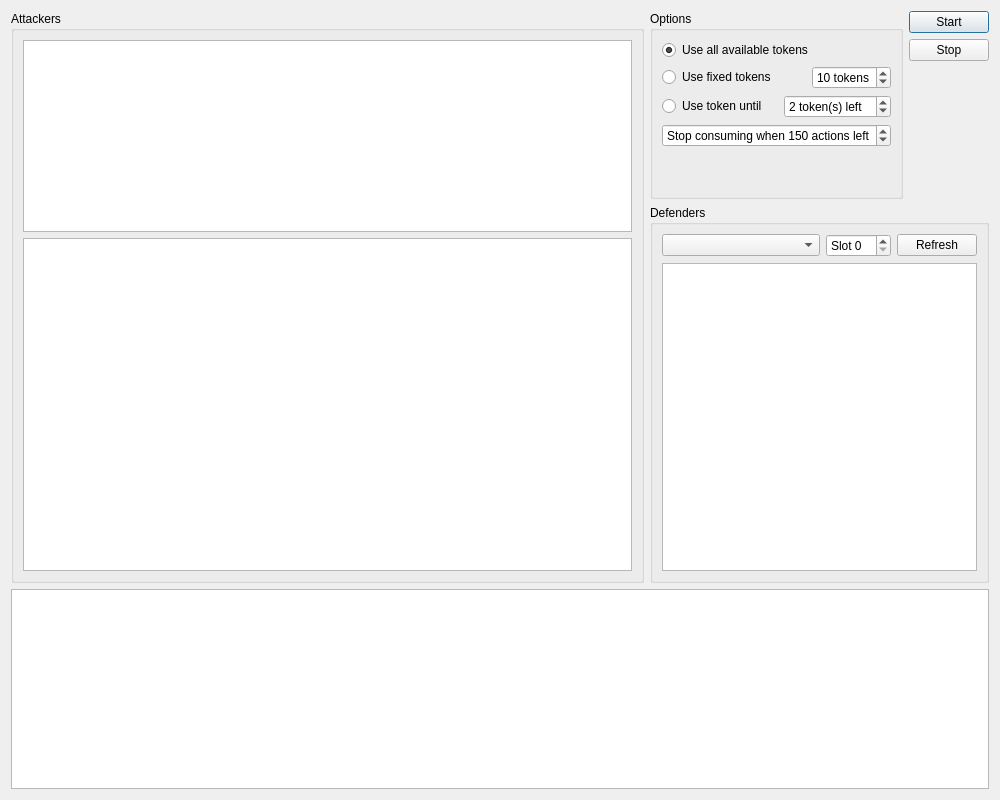
First picture: the form in ActionConsumeDialog.ui, repository yhuiyang/castleage, before the edit.
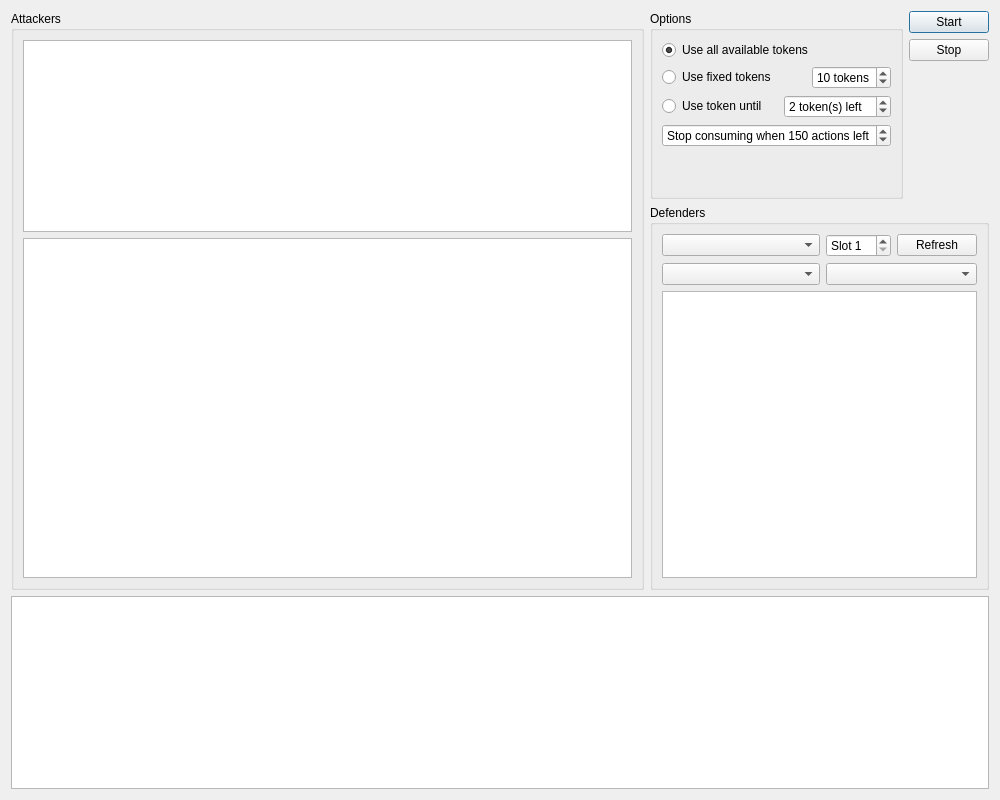
Second picture: the form after the edit.

Commit message: Add refresh land defenders function.

```diff
--- a/ActionConsumeDialog.ui
+++ b/ActionConsumeDialog.ui
@@ -19,7 +19,7 @@
   <property name="windowTitle">
    <string>Dialog</string>
   </property>
-  <layout class="QGridLayout" name="gridLayout_2" rowstretch="0,1,1" columnstretch="1,0,0">
+  <layout class="QGridLayout" name="gridLayout_2" rowstretch="0,2,1" columnstretch="1,0,0">
    <item row="0" column="0" rowspan="2">
     <widget class="QGroupBox" name="groupBoxAttacker">
      <property name="title">
@@ -210,7 +210,7 @@
      <property name="title">
       <string>Defenders</string>
      </property>
-     <layout class="QGridLayout" name="gridLayout" rowstretch="0,1" columnstretch="1,0,0">
+     <layout class="QGridLayout" name="gridLayout" rowstretch="0,1,0" columnstretch="1,0,0">
       <item row="0" column="0">
        <widget class="QComboBox" name="comboBoxDefenderGuild"/>
       </item>
@@ -219,6 +219,9 @@
         <property name="prefix">
          <string>Slot </string>
         </property>
+        <property name="minimum">
+         <number>1</number>
+        </property>
         <property name="maximum">
          <number>30</number>
         </property>
@@ -231,21 +234,20 @@
         </property>
        </widget>
       </item>
-      <item row="1" column="0" colspan="3">
+      <item row="2" column="0" colspan="3">
        <widget class="QListWidget" name="listWidgetDefenders"/>
       </item>
+      <item row="1" column="0">
+       <widget class="QComboBox" name="comboBoxDefenderGuildOfficer"/>
+      </item>
+      <item row="1" column="1" colspan="2">
+       <widget class="QComboBox" name="comboBoxDefenderGuildMember"/>
+      </item>
      </layout>
     </widget>
    </item>
    <item row="2" column="0" colspan="3">
-    <widget class="QPlainTextEdit" name="plainTextEditLog">
-     <property name="maximumSize">
-      <size>
-       <width>16777215</width>
-       <height>200</height>
-      </size>
-     </property>
-    </widget>
+    <widget class="QPlainTextEdit" name="plainTextEditLog"/>
    </item>
   </layout>
  </widget>
```
Left out of the diff: 2 changed lines with no effect on the pictures. The commit also changes 2 other files.
